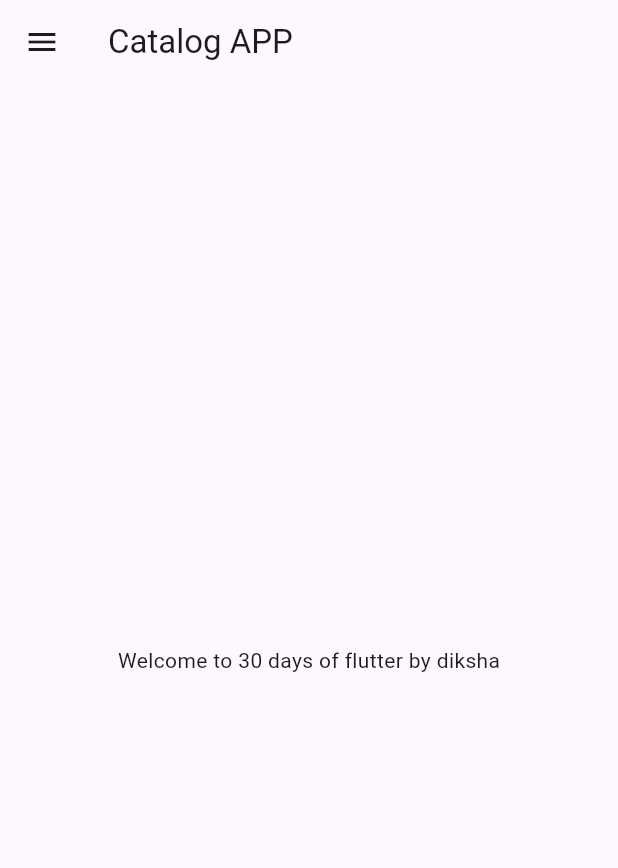
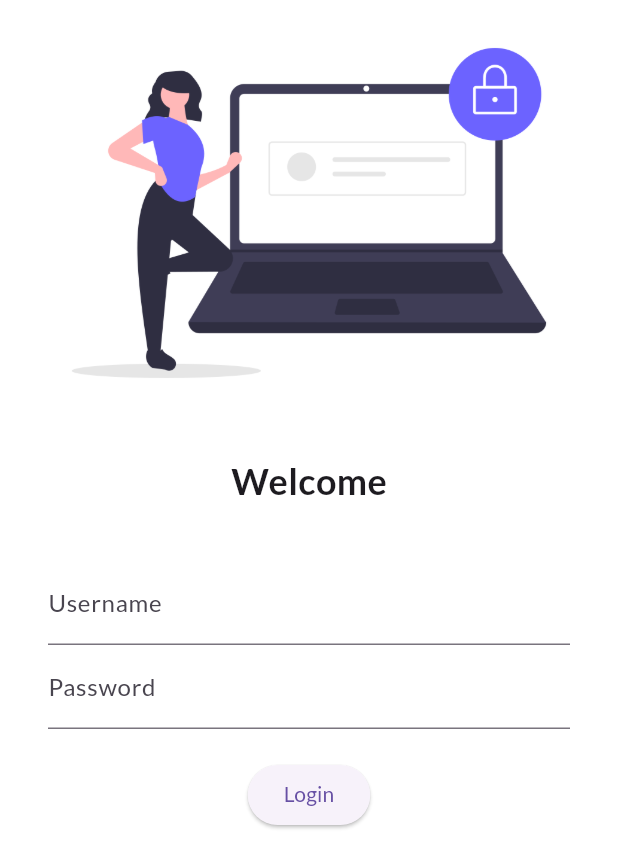
Before and after one commit to Diksha0310/Flutter, a Flutter app: the screen it shows after launch, on a phone screen of 412 x 824 dp. Shown: the top 868 px of the screen. Run offline on Flutter 3.47's test engine with Material 3 defaults, Android fonts, the phone set to English and light mode, and no system bars; our stand-ins replace google_fonts.

Commit message:
Day4 Completed

```diff
--- a/lib/main.dart
+++ b/lib/main.dart
@@ -1,5 +1,7 @@
 import 'package:flutter/material.dart';
-import 'home.dart';
+import 'package:flutter_catalog/pages/login_page.dart';
+import 'pages/home.dart';
+import 'package:google_fonts/google_fonts.dart';
 
 void main()
 {
@@ -12,7 +14,18 @@ class MyApp extends StatelessWidget {
   @override
   Widget build(BuildContext context) {
     return MaterialApp(
-      home: HomePage(),
+      themeMode: ThemeMode.light,
+      theme: ThemeData(primarySwatch: Colors.deepPurple,
+      fontFamily: GoogleFonts.lato().fontFamily,
+      ),
+      darkTheme: ThemeData(
+        brightness: Brightness.dark,
+      ),
+      initialRoute: "/home",
+      routes: {
+        "/" : (context) => LoginPage(),
+        "/login" : (context) => HomePage()
+      },
     );
   }
 }
--- a/lib/home.dart
+++ b/lib/pages/home.dart
@@ -17,6 +17,7 @@ class HomePage extends StatelessWidget {
         ),
       ),
       drawer: Drawer(),
+
     );
   }
 }
--- /dev/null
+++ b/lib/pages/login_page.dart
@@ -0,0 +1,56 @@
+import 'package:flutter/material.dart';
+
+
+class LoginPage extends StatelessWidget {
+  const LoginPage({super.key});
+
+  @override
+  Widget build(BuildContext context) {
+    return  Material(
+      color: Colors.white,
+      child: Column(
+        children: [
+          Image.asset("assets/images/login.png",
+            fit: BoxFit.cover,),
+          SizedBox(
+            height: 20.0,
+          ),
+          Text("Welcome",
+          style: TextStyle(
+            fontSize: 24,
+            fontWeight: FontWeight.bold,
+          ),),
+          SizedBox(
+            height: 20.0,
+          ),
+          Padding(
+            padding: const EdgeInsets.symmetric(vertical: 16.0,horizontal: 32.0),
+            child: Column(
+              children: [
+                TextFormField(
+                  decoration: InputDecoration(
+                      hintText: "Enter Username",
+                      labelText: "Username"
+                  ),
+                ),
+                TextFormField(
+                  obscureText: true,
+                  decoration: InputDecoration(
+                      hintText: "Enter Password",
+                      labelText: "Password"
+                  ),
+                ),
+                SizedBox(
+                  height: 20.0,
+                ),
+                ElevatedButton(onPressed: (){
+                  print("Hi Diksha");
+                }, child: Text("Login"))
+              ],
+            ),
+          )
+        ],
+      )
+    );
+  }
+}
--- a/pubspec.yaml
+++ b/pubspec.yaml
@@ -35,6 +35,7 @@ dependencies:
   # The following adds the Cupertino Icons font to your application.
   # Use with the CupertinoIcons class for iOS style icons.
   cupertino_icons: ^1.0.2
+  google_fonts: ^6.1.0
 
 dev_dependencies:
   flutter_test:
@@ -59,8 +60,8 @@ flutter:
   uses-material-design: true
 
   # To add assets to your application, add an assets section, like this:
-  # assets:
-  #   - images/a_dot_burr.jpeg
+  assets:
+    - assets/images/
   #   - images/a_dot_ham.jpeg
 
   # An image asset can refer to one or more resolution-specific "variants", see
```
Also changed, not shown: assets/images/login.png (added), pubspec.lock, 1 other file.
